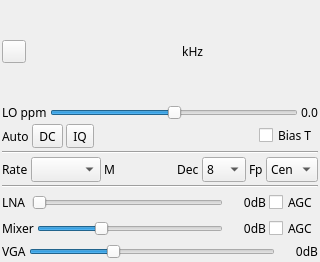
The window that plugins/samplesource/airspy/airspygui.ui (f4exb/sdrangel) describes before a commit, drawn with Qt 5.
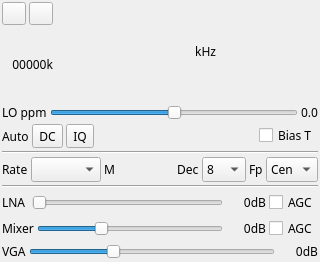
The same window after the commit. Icons and pictures are not drawn. Custom widgets are drawn as their Qt base class.

Commit message: Multi device support: Aligned Airspy plugin

What changed in the file:
```diff
--- a/plugins/samplesource/airspy/airspygui.ui
+++ b/plugins/samplesource/airspy/airspygui.ui
@@ -35,6 +35,10 @@
    <item>
     <layout class="QHBoxLayout" name="horizontalLayout_freq">
      <item>
+      <layout class="QVBoxLayout" name="deviceUILayout">
+       <item>
+        <layout class="QHBoxLayout" name="deviceButtonsLayout">
+         <item>
       <widget class="ButtonSwitch" name="startStop">
        <property name="toolTip">
         <string>start/stop acquisition</string>
@@ -48,6 +52,41 @@
          <normalon>:/stop.png</normalon>:/play.png</iconset>
        </property>
       </widget>
+         </item>
+         <item>
+          <widget class="ButtonSwitch" name="record">
+           <property name="toolTip">
+            <string>Toggle record I/Q samples from device</string>
+           </property>
+           <property name="text">
+            <string/>
+           </property>
+           <property name="icon">
+            <iconset resource="../../../sdrbase/resources/res.qrc">
+             <normaloff>:/record_off.png</normaloff>:/record_off.png</iconset>
+           </property>
+          </widget>
+         </item>         
+        </layout>
+       </item>
+       <item>
+        <layout class="QHBoxLayout" name="deviceRateLayout">
+         <item>
+          <widget class="QLabel" name="deviceRateText">
+           <property name="toolTip">
+            <string>I/Q sample rate kS/s</string>
+           </property>
+           <property name="text">
+            <string>00000k</string>
+           </property>
+           <property name="alignment">
+            <set>Qt::AlignRight|Qt::AlignTrailing|Qt::AlignVCenter</set>
+           </property>
+          </widget>
+         </item>
+        </layout>       
+       </item>
+      </layout>     
      </item>
      <item>
       <spacer name="freqLeftSpacer">
```
Lines whose indentation alone changed are shown as unchanged. The commit also changes 2 other files.
